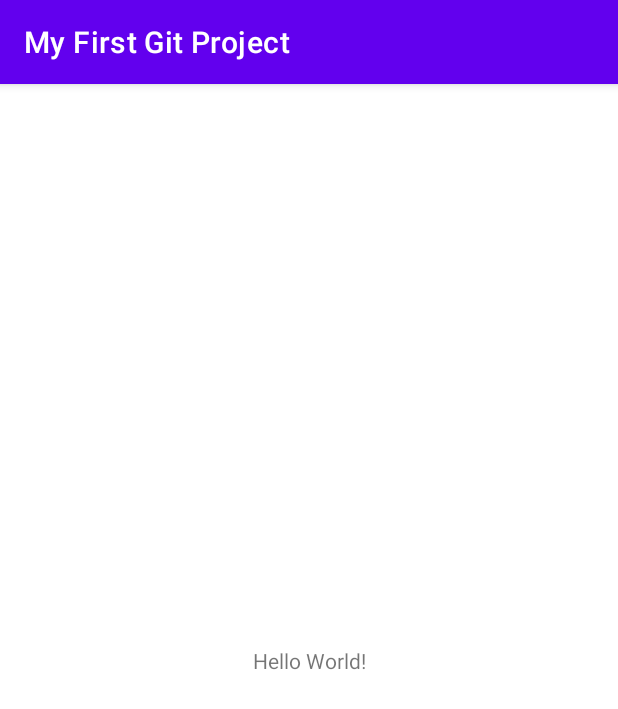
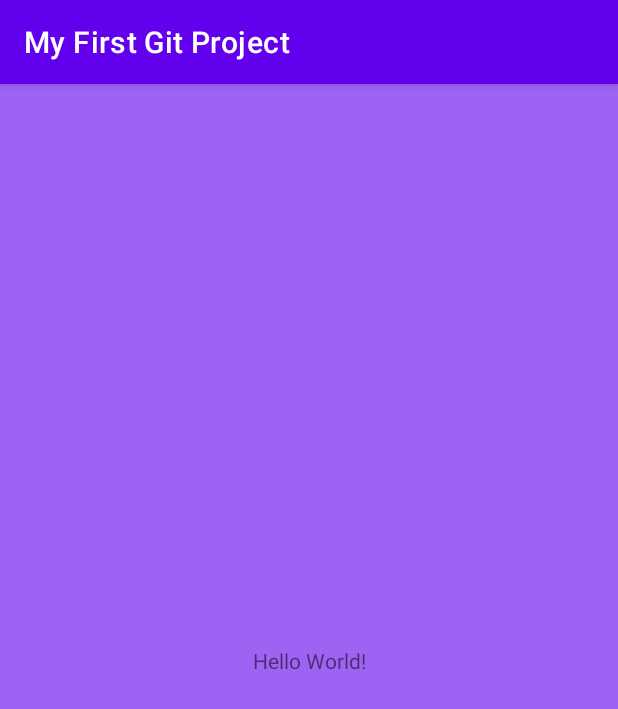
Before and after one commit to TanyaSumina96/MyFirstGitProject, an Android app: the screen it shows after launch (MainActivity), on a phone screen of 412 x 824 dp. Shown: the top 709 px of the screen. Run offline under Robolectric (Android 15) with nearby library versions, the phone set to English and light mode, and no system bars.

Commit message:
Change background color

```diff
--- a/app/src/main/res/layout/activity_main.xml
+++ b/app/src/main/res/layout/activity_main.xml
@@ -4,6 +4,7 @@
     xmlns:tools="http://schemas.android.com/tools"
     android:layout_width="match_parent"
     android:layout_height="match_parent"
+    android:background="#9F63F3"
     tools:context=".MainActivity">
 
     <TextView
```
